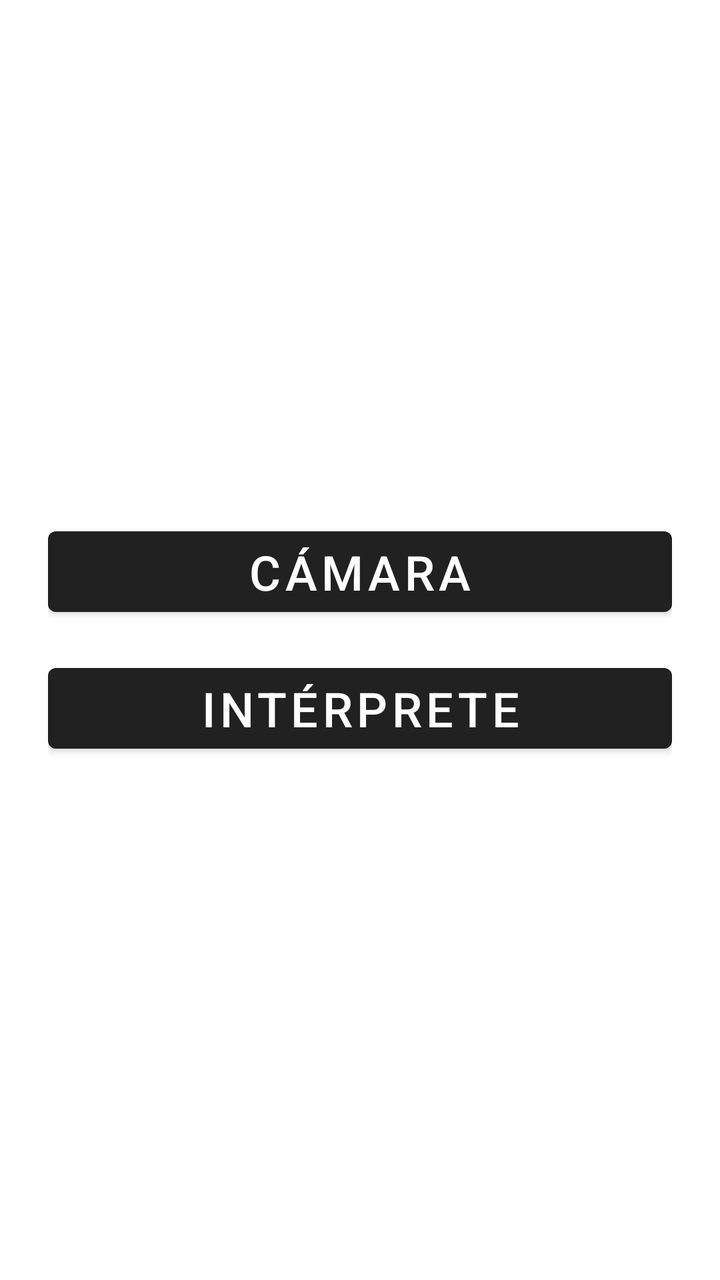
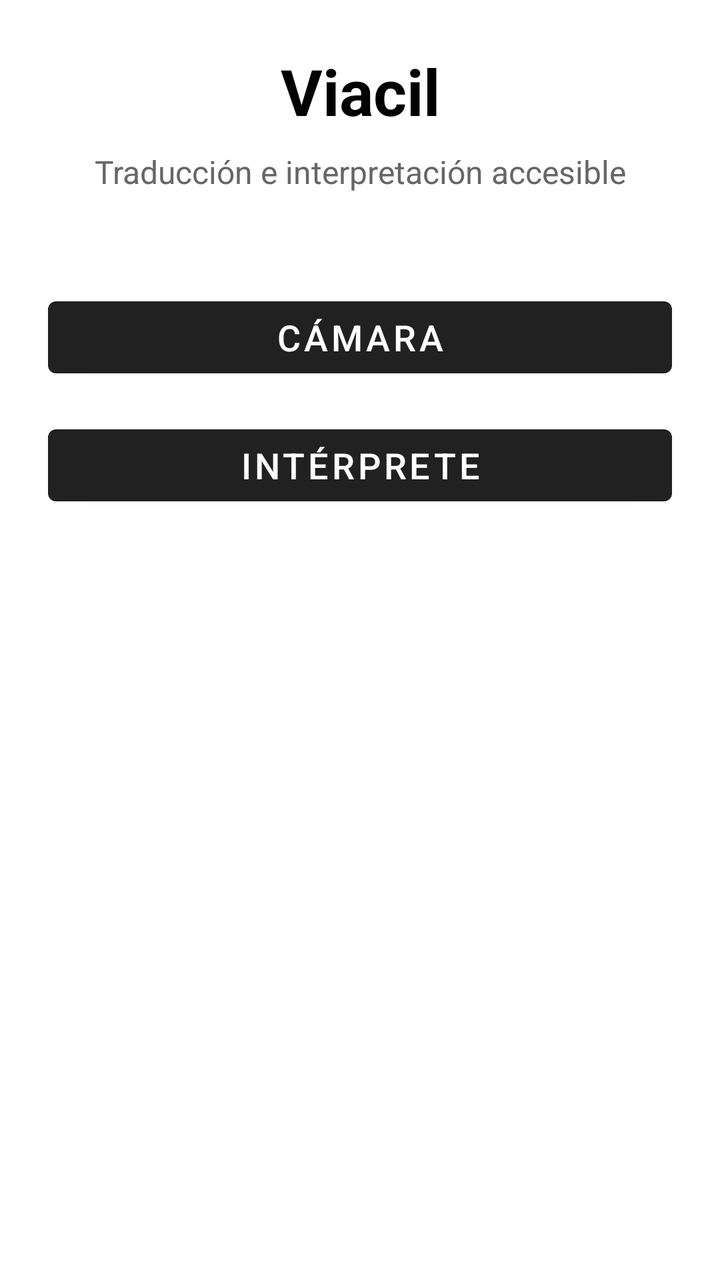

Before-and-after screenshots of an Android layout around one commit, followed by the original layout XML and the change that was made.
<!-- AndroidManifest.xml: application theme Theme.MaterialComponents.DayNight.DarkActionBar -->
<!-- res/layout/activity_main.xml -->
<?xml version="1.0" encoding="utf-8"?>
<LinearLayout xmlns:android="http://schemas.android.com/apk/res/android"
    android:layout_width="match_parent"
    android:layout_height="match_parent"
    android:gravity="center"
    android:orientation="vertical"
    android:padding="24dp"
    android:background="@android:color/white">

    <Button
        android:id="@+id/btnCamera"
        android:layout_width="match_parent"
        android:layout_height="wrap_content"
        android:text="CÁMARA"
        android:textSize="24sp"
        android:layout_marginBottom="16dp" />

    <Button
        android:id="@+id/btnInterpreter"
        android:layout_width="match_parent"
        android:layout_height="wrap_content"
        android:text="INTÉRPRETE"
        android:textSize="24sp" />
</LinearLayout>
<!-- resources referenced by this layout -->
<resources>

</resources>

<!-- the commit's change to res/layout/activity_main.xml (unified diff, before → after) -->
@@ -1,24 +1,55 @@
 <?xml version="1.0" encoding="utf-8"?>
-<LinearLayout xmlns:android="http://schemas.android.com/apk/res/android"
+<androidx.constraintlayout.widget.ConstraintLayout xmlns:android="http://schemas.android.com/apk/res/android"
+    xmlns:app="http://schemas.android.com/apk/res-auto"
     android:layout_width="match_parent"
     android:layout_height="match_parent"
-    android:gravity="center"
-    android:orientation="vertical"
     android:padding="24dp"
     android:background="@android:color/white">
 
-    <Button
+    <TextView
+        android:id="@+id/tvTitle"
+        android:layout_width="wrap_content"
+        android:layout_height="wrap_content"
+        android:text="@string/app_name"
+        android:textSize="32sp"
+        android:textStyle="bold"
+        android:textColor="@android:color/black"
+        app:layout_constraintTop_toTopOf="parent"
+        app:layout_constraintStart_toStartOf="parent"
+        app:layout_constraintEnd_toEndOf="parent" />
+
+    <TextView
+        android:id="@+id/tvSubtitle"
+        android:layout_width="wrap_content"
+        android:layout_height="wrap_content"
+        android:text="@string/subtitle"
+        android:textSize="16sp"
+        android:textColor="#666666"
+        android:layout_marginTop="8dp"
+        app:layout_constraintTop_toBottomOf="@id/tvTitle"
+        app:layout_constraintStart_toStartOf="parent"
+        app:layout_constraintEnd_toEndOf="parent" />
+
+    <com.google.android.material.button.MaterialButton
         android:id="@+id/btnCamera"
-        android:layout_width="match_parent"
+        android:layout_width="0dp"
         android:layout_height="wrap_content"
-        android:text="CÁMARA"
-        android:textSize="24sp"
-        android:layout_marginBottom="16dp" />
+        android:text="@string/btn_camera"
+        android:textSize="18sp"
+        android:layout_marginTop="48dp"
+        app:layout_constraintTop_toBottomOf="@id/tvSubtitle"
+        app:layout_constraintStart_toStartOf="parent"
+        app:layout_constraintEnd_toEndOf="parent" />
 
-    <Button
+    <com.google.android.material.button.MaterialButton
         android:id="@+id/btnInterpreter"
-        android:layout_width="match_parent"
+        android:layout_width="0dp"
         android:layout_height="wrap_content"
-        android:text="INTÉRPRETE"
-        android:textSize="24sp" />
-</LinearLayout>
+        android:text="@string/btn_interpreter"
+        android:textSize="18sp"
+        android:layout_marginTop="16dp"
+        app:layout_constraintTop_toBottomOf="@id/btnCamera"
+        app:layout_constraintStart_toStartOf="parent"
+        app:layout_constraintEnd_toEndOf="parent" />
+
+</androidx.constraintlayout.widget.ConstraintLayout>
<!-- resource entries referenced after the edit -->
@@ -1,5 +1,8 @@
 <!-- resources referenced by this layout -->
 <resources>
-
+  <string name="app_name">Viacil</string>
+  <string name="btn_camera">Cámara</string>
+  <string name="btn_interpreter">Intérprete</string>
+  <string name="subtitle">Traducción e interpretación accesible</string>
 </resources>
 
